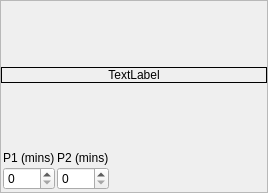
The window that mqt/MqtLogger/tstatsdispframe.ui (zsteva/backup-minos2) describes before a commit, drawn with Qt 5.
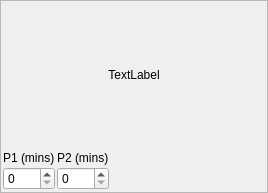
The same window after the commit.

Commit message: No frame on stats

The edit to the form file:
```diff
--- a/mqt/MqtLogger/tstatsdispframe.ui
+++ b/mqt/MqtLogger/tstatsdispframe.ui
@@ -51,7 +51,7 @@
    <item>
     <widget class="QLabel" name="SLabel1">
      <property name="frameShape">
-      <enum>QFrame::Box</enum>
+      <enum>QFrame::NoFrame</enum>
      </property>
      <property name="text">
       <string>TextLabel</string>
```
